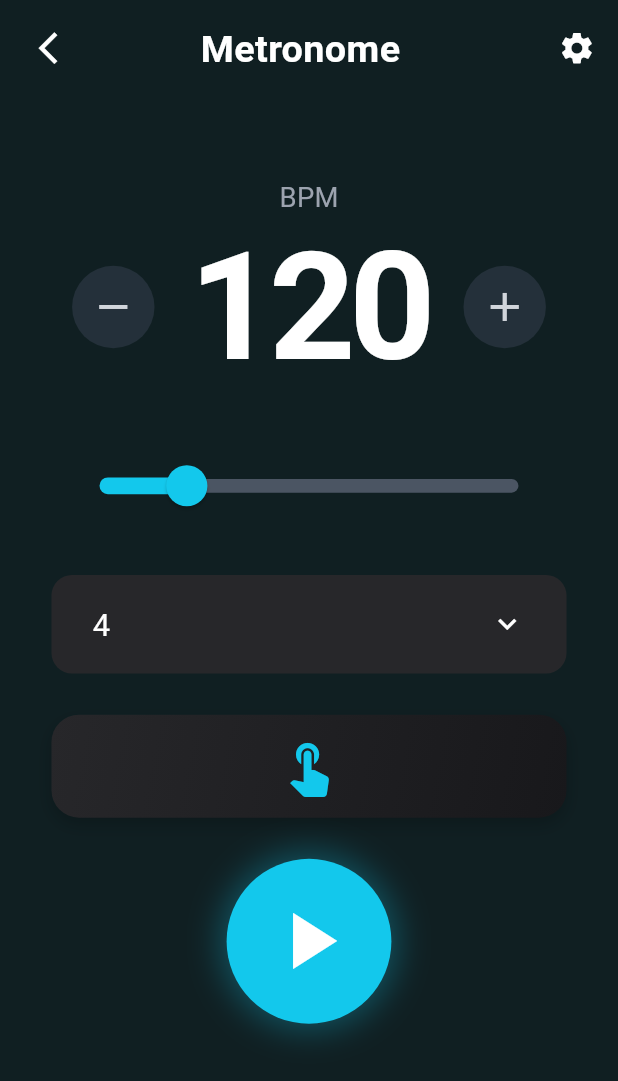
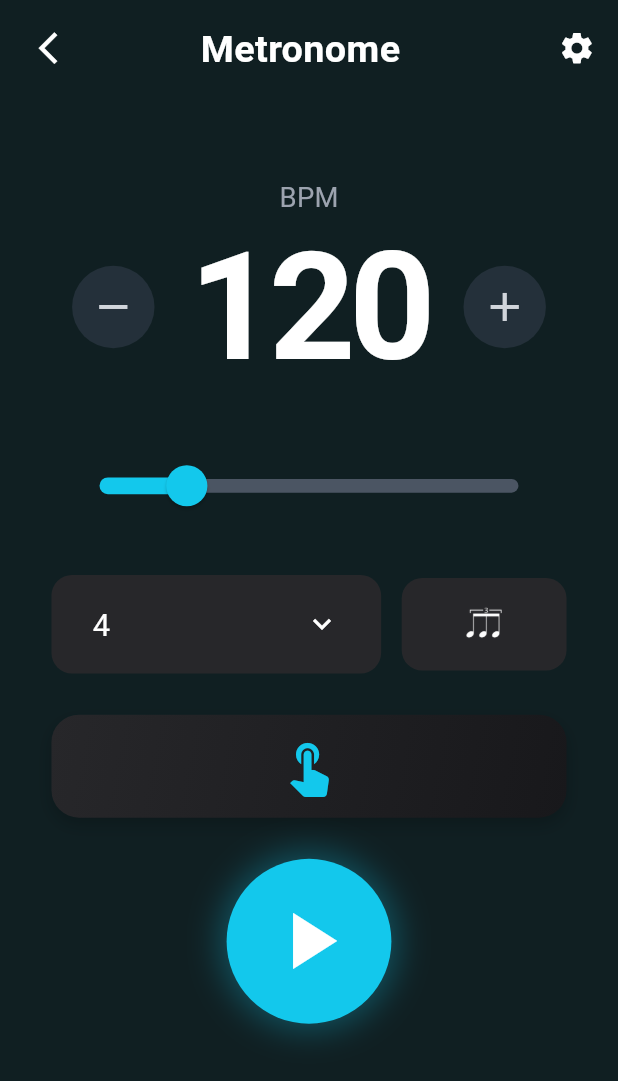
Before and after one commit to eun01210/Guitar_Helper, a Flutter app: the screen it shows after launch, after a tap on "Metronome", on a phone screen of 412 x 824 dp. Shown: the top 1081 px of the screen. Run offline on Flutter 3.47's test engine with Material 3 defaults, Android fonts, the phone set to English and light mode, and no system bars; missing offline and left inert: dart:js_interop, metronome, pitch_detector_dart, record.

Commit message:
triplet add

```diff
--- a/lib/datas/chords/fchord.dart
+++ b/lib/datas/chords/fchord.dart
@@ -4,9 +4,9 @@ import 'package:guitar_helper/datas/chords/basic_form.dart';
 final f0maj1 = keyUp(maj4, 0);
 final f0maj2 = ChordDefinition(
   fret: [-1, -1, 3, 2, 1, 1],
-  degrees: ['X', 'X', 'R', '5', 'R', '3'],
+  degrees: ['X', 'X', 'R', '3', '5', 'R'],
   fingering: [0, 0, 4, 3, 1, 2],
-  colors: [1, 1, 0, 1, 0, 1],
+  colors: [1, 1, 0, 1, 1, 0],
 );
 final f0maj3 = keyUp(maj5, 2);
 final f0maj4 = keyUp(maj1, 4);
--- a/lib/pages/designs/metronome_view.dart
+++ b/lib/pages/designs/metronome_view.dart
@@ -8,12 +8,14 @@ class MetronomeView extends StatelessWidget {
 
   final double bpm;
   final bool isPlaying;
+  final bool isTripletActive;
   final String timeSignature;
   final ValueChanged<double> onBpmChanged;
   final VoidCallback onBpmIncrement;
   final VoidCallback onBpmDecrement;
   final VoidCallback onTogglePlay;
   final VoidCallback onTapTempo;
+  final VoidCallback onToggleTriplet;
   final VoidCallback onTimeSignatureChange;
   final VoidCallback onSettingsTap;
   final VoidCallback onBack;
@@ -22,11 +24,13 @@ class MetronomeView extends StatelessWidget {
     super.key,
     required this.bpm,
     required this.isPlaying,
+    required this.isTripletActive,
     required this.timeSignature,
     required this.onBpmChanged,
     required this.onBpmIncrement,
     required this.onBpmDecrement,
     required this.onTogglePlay,
+    required this.onToggleTriplet,
     required this.onTapTempo,
     required this.onTimeSignatureChange,
     required this.onSettingsTap,
@@ -86,8 +90,7 @@ class MetronomeView extends StatelessWidget {
                           scaleFactor,
                         ),
                         SizedBox(
-                          width:
-                              180 *
+                          width: 180 *
                               scaleFactor, // 3자리 숫자를 기준으로 너비 고정 (버튼 위치 고정)
                           child: Text(
                             bpm.round().toString(),
@@ -142,7 +145,26 @@ class MetronomeView extends StatelessWidget {
                           ),
                           // 박자 설정 리스트 & 탭 템포 버튼
                           SizedBox(height: 24 * scaleFactor),
-                          _buildTimeSignatureButton(context, scaleFactor),
+                          Row(
+                            children: [
+                              Expanded(
+                                flex: 2,
+                                child: _buildTimeSignatureButton(
+                                    context, scaleFactor),
+                              ),
+                              SizedBox(width: 12 * scaleFactor),
+                              Expanded(
+                                flex: 1,
+                                child: _buildTripletButton(
+                                  scaleFactor,
+                                  isTripletActive
+                                      ? primaryColor
+                                      : const Color(0xFF27272A),
+                                  Colors.white,
+                                ),
+                              ),
+                            ],
+                          ),
                           SizedBox(height: 24 * scaleFactor),
                           _buildTapTempoButton(scaleFactor),
                         ],
@@ -190,7 +212,6 @@ class MetronomeView extends StatelessWidget {
       borderRadius: BorderRadius.circular(12 * scaleFactor),
       child: InkWell(
         onTap: onTimeSignatureChange,
-        borderRadius: BorderRadius.circular(12 * scaleFactor),
         child: Container(
           width: 360 * scaleFactor,
           padding: EdgeInsets.symmetric(
@@ -209,6 +230,32 @@ class MetronomeView extends StatelessWidget {
               ),
               Icon(Icons.expand_more, color: Colors.white),
             ],
+          ),
+        ),
+      ),
+    );
+  }
+
+  Widget _buildTripletButton(
+      double scaleFactor, Color bgColor, Color textColor) {
+    return Material(
+      color: bgColor,
+      borderRadius: BorderRadius.circular(12 * scaleFactor),
+      child: InkWell(
+        onTap: onToggleTriplet,
+        borderRadius: BorderRadius.circular(12 * scaleFactor),
+        child: Container(
+          height: 54 * scaleFactor,
+          padding: EdgeInsets.symmetric(
+            horizontal: 24 * scaleFactor,
+            vertical: 16 * scaleFactor,
+          ),
+          child: Center(
+            child: Image.asset(
+              'assets/triplet.png',
+              height: 36 * scaleFactor,
+              color: textColor,
+            ),
           ),
         ),
       ),
--- a/lib/pages/metronome.dart
+++ b/lib/pages/metronome.dart
@@ -20,6 +20,7 @@ class MetronomePageState extends State<MetronomePage> {
   bool _isPlaying = false; // 실행중 여부
   // int _beatCount = 0; // 현재 박자
 
+  int _tripletMultiplier = 1; // 셋잇단 변수 1 or 3
   int _beatsPerMeasure = 4; // 박자 체크
   DateTime? _lastTapTime; // 탭 템포 마지막 클릭 시간
   Timer? _tapTempoTimer; // 탭 템포 초기화 타이머
@@ -36,9 +37,9 @@ class MetronomePageState extends State<MetronomePage> {
     metronome.init(
       'assets/beat.wav', // 보조 박자 사운드
       accentedPath: 'assets/accent.wav', // 주 박자 사운드
-      bpm: _bpm.toInt(),
+      bpm: (_bpm * _tripletMultiplier).toInt(),
       volume: 100,
-      timeSignature: _beatsPerMeasure,
+      timeSignature: (_tripletMultiplier == 3) ? 3 : _beatsPerMeasure,
       enableTickCallback: true,
     );
     _timeSignatures = List.generate(12, (index) => (index + 1).toString());
@@ -75,7 +76,18 @@ class MetronomePageState extends State<MetronomePage> {
     setState(() {
       _bpm = newBpm;
     });
-    metronome.setBPM(newBpm.toInt());
+    metronome.setBPM((newBpm * _tripletMultiplier).toInt());
+  }
+
+  // 셋잇단 관리 함수
+  void _toggleTriplet() {
+    setState(() {
+      _tripletMultiplier = _tripletMultiplier == 1 ? 3 : 1;
+    });
+    // 메트로놈 즉시 반영
+    metronome.setBPM((_bpm * _tripletMultiplier).toInt());
+    metronome
+        .setTimeSignature((_tripletMultiplier == 3) ? 3 : _beatsPerMeasure);
   }
 
   // 박자 변경 함수
@@ -93,7 +105,8 @@ class MetronomePageState extends State<MetronomePage> {
                 onTap: () {
                   setState(() {
                     _beatsPerMeasure = int.parse(_timeSignatures[index]);
-                    metronome.setTimeSignature(_beatsPerMeasure);
+                    metronome.setTimeSignature(
+                        (_tripletMultiplier == 3) ? 3 : _beatsPerMeasure);
                   });
                   Navigator.pop(context);
                 },
@@ -148,11 +161,13 @@ class MetronomePageState extends State<MetronomePage> {
     return MetronomeView(
       bpm: _bpm,
       isPlaying: _isPlaying,
+      isTripletActive: _tripletMultiplier == 3,
       timeSignature: _currentTimeSignature,
       onBpmChanged: _onBpmChanged,
       onBpmIncrement: () => _onBpmChanged(_bpm + 1),
       onBpmDecrement: () => _onBpmChanged(_bpm - 1),
       onTogglePlay: _toggleMetronome,
+      onToggleTriplet: _toggleTriplet,
       onTapTempo: _handleTapTempo,
       onTimeSignatureChange: _showTimeSignaturePicker,
       onSettingsTap: () {
--- a/pubspec.yaml
+++ b/pubspec.yaml
@@ -16,7 +16,7 @@ publish_to: 'none' # Remove this line if you wish to publish to pub.dev
 # https://developer.apple.com/library/archive/documentation/General/Reference/InfoPlistKeyReference/Articles/CoreFoundationKeys.html
 # In Windows, build-name is used as the major, minor, and patch parts
 # of the product and file versions while build-number is used as the build suffix.
-version: 1.0.0+8
+version: 1.0.0+9
 
 environment:
   sdk: '>=3.4.0 <4.0.0'
```
Also changed, not shown: assets/triplet.png (added).
